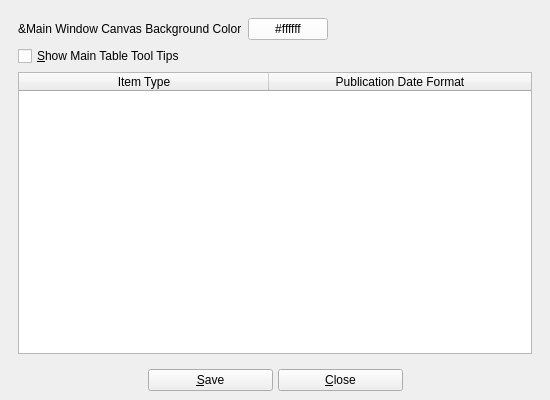
The window that UI/biblioteq_otheroptions.ui (textbrowser/biblioteq) describes before a commit, drawn with Qt 5.
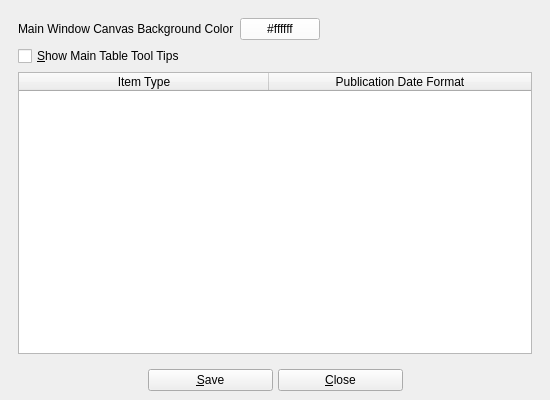
The same window after the commit. Icons and pictures are not drawn.

```diff
--- a/UI/biblioteq_otheroptions.ui
+++ b/UI/biblioteq_otheroptions.ui
@@ -42,7 +42,7 @@
           <item>
            <widget class="QLabel" name="label_2">
             <property name="text">
-             <string>&amp;Main Window Canvas Background Color</string>
+             <string>Main Window Canvas Background Color</string>
             </property>
            </widget>
           </item>
```
